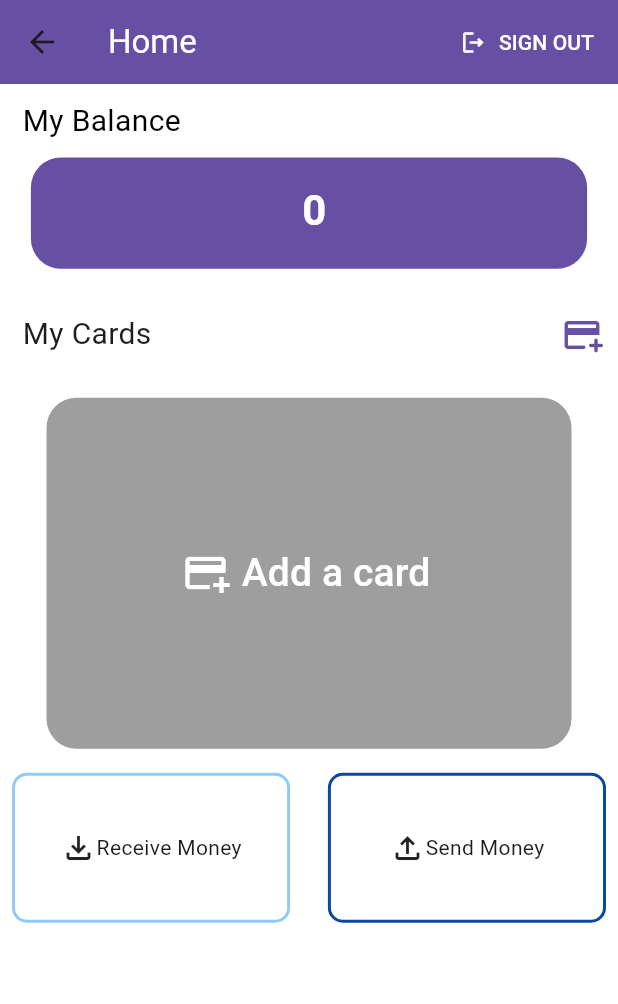
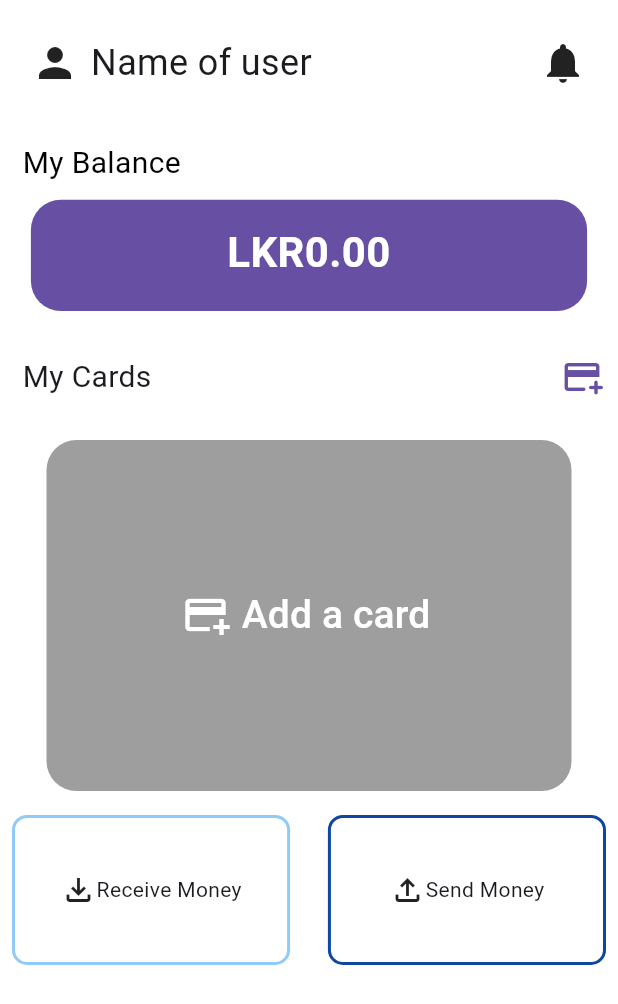
Before and after one commit to assignments-sliit/sriwallet, a Flutter app: the HomePage screen opened by its route, on a phone screen of 412 x 824 dp. Shown: the top 1004 px of the screen. Run offline on Flutter 3.47's test engine with Material 2 defaults, Android fonts, the phone set to English and light mode, and no system bars; our stand-ins replace cloud_firestore, firebase_auth, firebase_core, font_awesome_flutter, local_auth and 4 more; missing offline and left inert: dart:ffi, qrscan; accounts and stored records are empty.

Commit message:
redesign 01

```diff
--- a/lib/auth/functions/create_user.dart
+++ b/lib/auth/functions/create_user.dart
@@ -21,7 +21,7 @@ Future<void> createUserAndWallet(
     "name": "Default Wallet",
     "mobile": "+94$phoneNumber",
     "currency": "LKR",
-    "balance":100
+    "balance":0
   };
 
   return users.doc(auth.currentUser?.uid).set(newUserData).then((result) => {
--- a/lib/auth/screens/login.dart
+++ b/lib/auth/screens/login.dart
@@ -9,6 +9,7 @@ import 'package:sriwallet/constants/labels/button_labels.dart';
 import 'package:sriwallet/constants/labels/input_labels.dart';
 import 'package:sriwallet/constants/texts/login_texts.dart';
 import 'package:sriwallet/home/screens/homepage.dart';
+import 'package:sriwallet/themes/theme.dart';
 
 class LoginPage extends StatefulWidget {
   const LoginPage({Key? key}) : super(key: key);
@@ -57,7 +58,7 @@ class _LoginPageState extends State<LoginPage> {
 
     return Scaffold(
       appBar: AppBar(
-        backgroundColor: Theme.of(context).primaryColor,
+        backgroundColor: appBarColor(context),
         title: const Text(
           "Login",
           style: TextStyle(color: Colors.white),
@@ -177,7 +178,7 @@ class _LoginPageState extends State<LoginPage> {
                       counterText: "",
                       hintText: HintTexts.OTP,
                       border: OutlineInputBorder(
-                          borderRadius: BorderRadius.circular(5.0),
+                          borderRadius: BorderRadius.circular(15.0),
                           borderSide: BorderSide(
                               color: Theme.of(context).primaryColor))),
                 ),
--- a/lib/constants/labels/input_labels.dart
+++ b/lib/constants/labels/input_labels.dart
@@ -2,7 +2,7 @@ class InputLabels {
    static const String NIC = "NIC";
    static const String EMAIL = "Email Address";
    static const String MOBILE_NO = "Mobile Number";
-   static const String OTP = "OTP Cod";
+   static const String OTP = "OTP";
 
 }
 
--- a/lib/home/screens/homepage.dart
+++ b/lib/home/screens/homepage.dart
@@ -11,8 +11,10 @@ import 'package:sriwallet/cards/widgets/no_card.dart';
 import 'package:sriwallet/cards/screens/view_card.dart';
 import 'package:sriwallet/constants/colors/icon_color.dart';
 import 'package:sriwallet/constants/colors/text_color.dart';
+import 'package:sriwallet/home/widgets/balance_text.dart';
 import 'package:sriwallet/money/screens/receive_money.dart';
 import 'package:sriwallet/money/screens/send_moeny.dart';
+import 'package:sriwallet/money/utils/currency_formatter.dart';
 
 class HomePage extends StatefulWidget {
   const HomePage({Key? key}) : super(key: key);
@@ -25,7 +27,6 @@ class _HomePageState extends State<HomePage> {
   FirebaseAuth auth = FirebaseAuth.instance;
 
   FirebaseFirestore db = FirebaseFirestore.instance;
-  //CollectionReference users = FirebaseFirestore.instance.collection('users');
 
   String? displayName = "";
 
@@ -37,37 +38,70 @@ class _HomePageState extends State<HomePage> {
   }
 
   @override
+  void dispose() {
+    super.dispose();
+  }
+
+  @override
   Widget build(BuildContext context) {
     return Scaffold(
-      appBar: AppBar(
-        actions: [
-          TextButton.icon(
-              onPressed: () {
-                auth.signOut();
-                Navigator.pushReplacement(context,
-                    MaterialPageRoute(builder: (context) => const LoginPage()));
-              },
-              icon: const Icon(
-                Icons.logout_outlined,
-                color: Colors.white,
-              ),
-              label: const Text(
-                "SIGN OUT",
-                style: TextStyle(color: Colors.white),
-              ))
-        ],
-        backgroundColor: Theme.of(context).primaryColor,
-        title: const Text(
-          "Home",
-          style: TextStyle(color: Colors.white),
-        ),
-      ),
+      // appBar: AppBar(
+      //   actions: [
+      //     TextButton.icon(
+      //         onPressed: () {
+      //           auth.signOut();
+      //           Navigator.pushReplacement(context,
+      //               MaterialPageRoute(builder: (context) => const LoginPage()));
+      //         },
+      //         icon: const Icon(
+      //           Icons.logout_outlined,
+      //           color: Colors.white,
+      //         ),
+      //         label: const Text(
+      //           "SIGN OUT",
+      //           style: TextStyle(color: Colors.white),
+      //         ))
+      //   ],
+      //   backgroundColor: Theme.of(context).primaryColor,
+
+      // ),
       backgroundColor: Theme.of(context).brightness == Brightness.dark
           ? Colors.black87
           : Colors.white,
       body: SafeArea(
           child: Column(
         children: [
+          Padding(
+            padding: const EdgeInsets.all(5.0),
+            child: Container(
+              height: MediaQuery.of(context).size.height * 0.09,
+              width: MediaQuery.of(context).size.width * 0.9,
+              child: Column(
+                children: [
+                  Row(
+                    mainAxisAlignment: MainAxisAlignment.spaceBetween,
+                    children: [
+                    Row(
+                      children: const [
+                        Padding(
+                          padding: EdgeInsets.only(top: 20.0),
+                          child: Icon(Icons.person, size: 32,),
+                        ),
+                        Padding(
+                          padding: EdgeInsets.only(left: 8.0, top: 20),
+                          child: Text("Name of user", style: TextStyle(fontSize: 24),),
+                        ),
+                      ],
+                    ),
+                    const Padding(
+                      padding: EdgeInsets.only(top: 20.0),
+                      child: Icon(Icons.notifications,size: 32),
+                    )
+                  ]),
+                ],
+              ),
+            ),
+          ),
           Padding(
             padding: const EdgeInsets.only(top: 10, left: 15),
             child: Row(
@@ -82,7 +116,7 @@ class _HomePageState extends State<HomePage> {
               ],
             ),
           ),
-          textStreamBuilder(context),
+          balanceTextBuilder(context),
           Padding(
             padding: const EdgeInsets.only(left: 15, top: 10),
             child: Row(
@@ -99,8 +133,7 @@ class _HomePageState extends State<HomePage> {
                   ],
                 ),
                 //add cards button
-                Container(
-                    child: IconButton(
+                IconButton(
                   icon: Icon(
                     Icons.add_card_rounded,
                     size: 28,
@@ -112,7 +145,7 @@ class _HomePageState extends State<HomePage> {
                         MaterialPageRoute(
                             builder: (context) => const AddCardPage()));
                   },
-                ))
+                )
               ],
             ),
           ),
@@ -203,10 +236,10 @@ class _HomePageState extends State<HomePage> {
                   MaterialPageRoute(
                       builder: (context) => const ViewCardPage()));
             },
-            child: Container(
+            child: SizedBox(
               height: 250,
               child: snapshot.data != null && snapshot.data!.docs.isEmpty
-                  ? NoCard()
+                  ? const NoCard()
                   : PageView.builder(
                       controller: _controller,
                       itemCount:
@@ -234,7 +267,7 @@ class _HomePageState extends State<HomePage> {
   }
 
   Widget buildCardItem(BuildContext context, QueryDocumentSnapshot? snapshot) {
-    return Container(
+    return SizedBox(
       height: 200,
       child: CardItem(
         types: snapshot!["type"],
@@ -249,45 +282,4 @@ class _HomePageState extends State<HomePage> {
       ),
     );
   }
-
-  Widget textStreamBuilder(BuildContext context) {
-    return StreamBuilder(
-        stream: db
-            .collection('users')
-            .doc(auth.currentUser!.uid)
-            .collection('wallet')
-            .doc(auth.currentUser!.phoneNumber)
-            .snapshots(),
-        builder: (context, snapshot) {
-          final userdoc = snapshot.data as DocumentSnapshot?;
-          if (userdoc != null) {
-            var amount = userdoc['balance'].toString();
-            var currency = userdoc['currency'].toString();
-            return Padding(
-              padding: const EdgeInsets.all(10.0),
-              child: Container(
-                //   color: Theme.of(context).primaryColor,
-                height: MediaQuery.of(context).size.height * 0.09,
-                width: MediaQuery.of(context).size.width * 0.9,
-                decoration: BoxDecoration(
-                    color: Theme.of(context).primaryColor,
-                    borderRadius: BorderRadius.circular(20)),
-                child: Padding(
-                  padding: const EdgeInsets.all(15.0),
-                  child: Text(
-                    textAlign: TextAlign.center,
-                    "$currency $amount",
-                    style: const TextStyle(
-                        fontSize: 28,
-                        fontWeight: FontWeight.bold,
-                        color: Colors.white),
-                  ),
-                ),
-              ),
-            );
-          } else {
-            return const Text("Failed to load balance");
-          }
-        });
-  }
 }
--- /dev/null
+++ b/lib/home/widgets/balance_text.dart
@@ -0,0 +1,47 @@
+import 'package:cloud_firestore/cloud_firestore.dart';
+import 'package:firebase_auth/firebase_auth.dart';
+import 'package:flutter/material.dart';
+import 'package:sriwallet/money/utils/currency_formatter.dart';
+
+FirebaseFirestore db = FirebaseFirestore.instance;
+FirebaseAuth auth = FirebaseAuth.instance;
+
+Widget balanceTextBuilder(BuildContext context) {
+  return StreamBuilder(
+      stream: db
+          .collection('users')
+          .doc(auth.currentUser!.uid)
+          .collection('wallet')
+          .doc(auth.currentUser!.phoneNumber)
+          .snapshots(),
+      builder: (context, snapshot) {
+        final userdoc = snapshot.data as DocumentSnapshot?;
+        if (userdoc != null) {
+          var amount =
+              getCurrencyFormatted(double.parse(userdoc['balance'].toString()));
+          return Padding(
+            padding: const EdgeInsets.all(10.0),
+            child: Container(
+              height: MediaQuery.of(context).size.height * 0.09,
+              width: MediaQuery.of(context).size.width * 0.9,
+              decoration: BoxDecoration(
+                  color: Theme.of(context).primaryColor,
+                  borderRadius: BorderRadius.circular(20)),
+              child: Padding(
+                padding: const EdgeInsets.all(15.0),
+                child: Text(
+                  textAlign: TextAlign.center,
+                  amount,
+                  style: const TextStyle(
+                      fontSize: 28,
+                      fontWeight: FontWeight.bold,
+                      color: Colors.white),
+                ),
+              ),
+            ),
+          );
+        } else {
+          return const Text("Failed to load balance");
+        }
+      });
+}
--- a/lib/money/utils/currency_formatter.dart
+++ b/lib/money/utils/currency_formatter.dart
@@ -0,0 +1,7 @@
+import 'package:intl/intl.dart';
+
+String getCurrencyFormatted(double amount) {
+  return NumberFormat.currency(
+    name: "LKR",
+  ).format(amount);
+}
--- a/pubspec.yaml
+++ b/pubspec.yaml
@@ -48,6 +48,7 @@ dependencies:
   qrscan: ^0.3.3
   permission_handler: ^10.0.1
   local_auth: ^2.1.2
+  intl: ^0.17.0
 
 dev_dependencies:
   flutter_test:
```
Also changed, not shown: lib/auth/screens/register.dart (+12 -11 lines), lib/home/screens/bottom_nav_bar_container.dart (added, +88 -0 lines), lib/main.dart (+3 -6 lines), lib/themes/theme.dart (added, +32 -0 lines), lib/utils/input/name_input.dart (+8 -3 lines), lib/utils/theme/theme.dart (deleted, +0 -15 lines), pubspec.lock.
